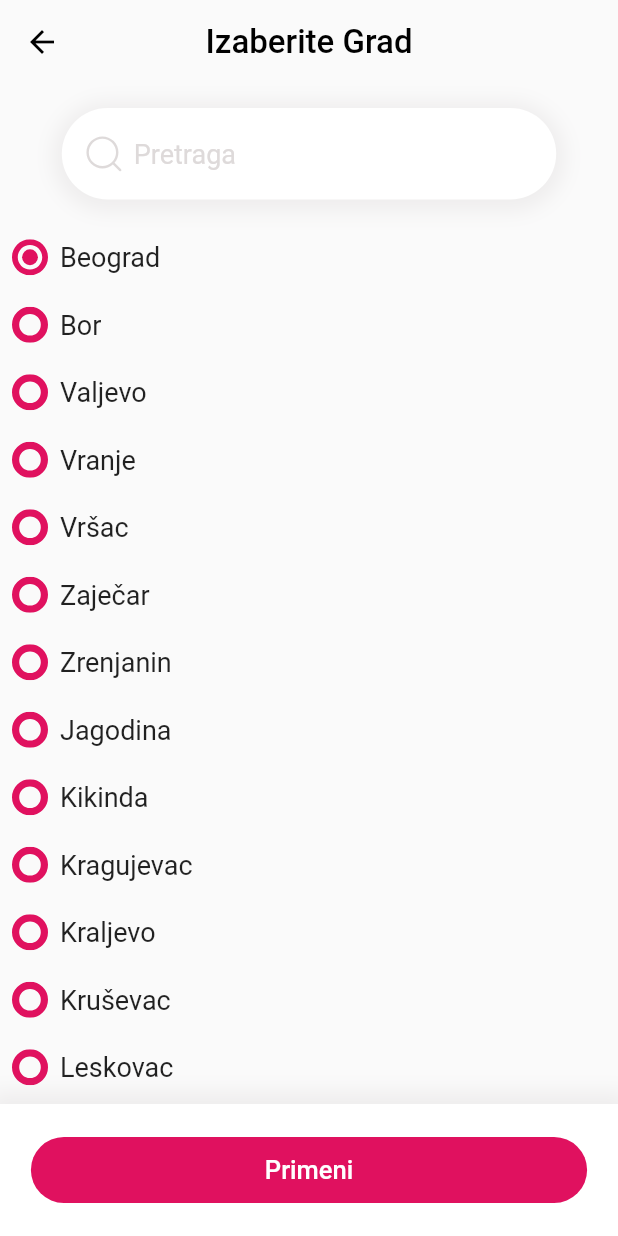
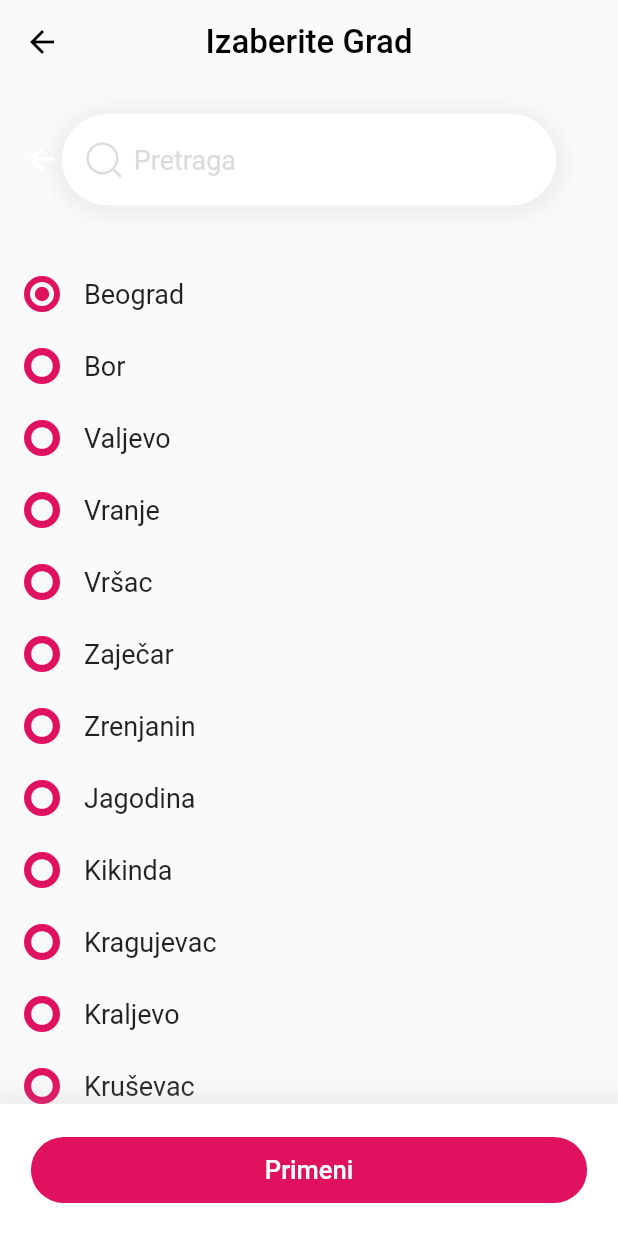
Before and after one commit to cofify/cofify, a Flutter app: the ChooseCity screen opened by its route, on a phone screen of 412 x 824 dp. Run offline on Flutter 3.47's test engine with Material 2 defaults, Android fonts, the phone set to English and light mode, and no system bars; our stand-ins replace cloud_firestore, firebase_auth, firebase_core, firebase_storage, flutter_svg, geolocator and 4 more; accounts and stored records are empty.

Commit message:
Choose city page rebuilded with slivers

```diff
--- a/lib/screens/choose_city.dart
+++ b/lib/screens/choose_city.dart
@@ -17,16 +17,32 @@
     final searchDataProvider = Provider.of<ChooseCityDataProvider>(context);
 
     return Scaffold(
-      appBar: const CommonAppBar(text: "Izaberite Grad"),
-      body: Center(
-        child: Padding(
-          padding: const EdgeInsets.only(top: 16.0),
-          child: Stack(
+      appBar: const CommonAppBar(
+        text: 'Izaberite Grad',
+      ),
+      body: SafeArea(
+        child: NestedScrollView(
+          headerSliverBuilder: (BuildContext context, bool innerBoxIsScrolled) {
+            return [
+              SliverAppBar(
+                backgroundColor: Colors.grey[50],
+                toolbarHeight: 100,
+                floating: true,
+                snap: true,
+                flexibleSpace: Column(
+                  children: [
+                    const SizedBox(height: 20),
+                    SearchBox(dataProvider: searchDataProvider),
+                  ],
+                ),
+              ),
+            ];
+          },
+          body: Stack(
             children: [
               Column(
                 mainAxisAlignment: MainAxisAlignment.start,
                 children: [
-                  SearchBox(dataProvider: searchDataProvider),
                   const SizedBox(height: 16),
                   Expanded(
                     child: Center(
--- a/lib/screens/parts/restaurant.dart
+++ b/lib/screens/parts/restaurant.dart
@@ -1,6 +1,5 @@
 import 'package:cofify/screens/parts/restaurant/restaurant_card.dart';
 import 'package:flutter/material.dart';
-import 'package:flutter/rendering.dart';
 import 'package:provider/provider.dart';
 import 'package:shimmer/shimmer.dart';
 
--- a/lib/screens/parts/settings/city_list.dart
+++ b/lib/screens/parts/settings/city_list.dart
@@ -18,17 +18,32 @@
     return ListView.builder(
       itemCount: searchDataProvider.filteredList.length,
       itemBuilder: (context, index) {
-        return GestureDetector(
+        return CityListTile(
+            searchDataProvider: searchDataProvider, index: index);
+      },
+    );
+  }
+}
+
+class CityListTile extends StatelessWidget {
+  final int index;
+
+  const CityListTile({
+    super.key,
+    required this.searchDataProvider,
+    required this.index,
+  });
+
+  final ChooseCityDataProvider searchDataProvider;
+
+  @override
+  Widget build(BuildContext context) {
+    return InkWell(
       onTap: () {
         searchDataProvider.setSelectedIndex(index);
       },
-          child: Row(
-            mainAxisAlignment: MainAxisAlignment.start,
-            crossAxisAlignment: CrossAxisAlignment.center,
-            mainAxisSize: MainAxisSize.max,
-            children: [
-              const SizedBox(width: 8),
-              (searchDataProvider.getCurrentIndex() == index)
+      child: ListTile(
+        leading: (searchDataProvider.getCurrentIndex() == index)
             ? const SvgIcon(
                 icon: "assets/icons/SelectedCircle.svg",
                 size: 24,
@@ -37,20 +52,13 @@
                 icon: "assets/icons/EmptyCircle.svg",
                 size: 24,
               ),
-              Expanded(
-                child: Padding(
-                  padding: const EdgeInsets.symmetric(
-                      horizontal: 8.0, vertical: 12.0),
-                  child: Text(
+        title: Text(
           searchDataProvider.filteredList[index],
           style: const TextStyle(fontSize: 18),
         ),
+        dense: true,
+        horizontalTitleGap: 0.0,
       ),
-              ),
-            ],
-          ),
-        );
-      },
     );
   }
 }
--- a/lib/screens/wrapper.dart
+++ b/lib/screens/wrapper.dart
@@ -1,3 +1,5 @@
+// ignore_for_file: unused_import
+
 import 'package:cofify/models/user.dart';
 import 'package:cofify/screens/choose_city.dart';
 import 'package:cofify/screens/loadingScreen.dart';
```
Also changed, not shown: lib/screens/parts/common/animated_svg_dont_use.dart (added, +46 -0 lines), assets/icons/EmptyCircle.svg, assets/icons/SelectedCircle.svg. Lines whose indentation alone changed are shown as unchanged.
